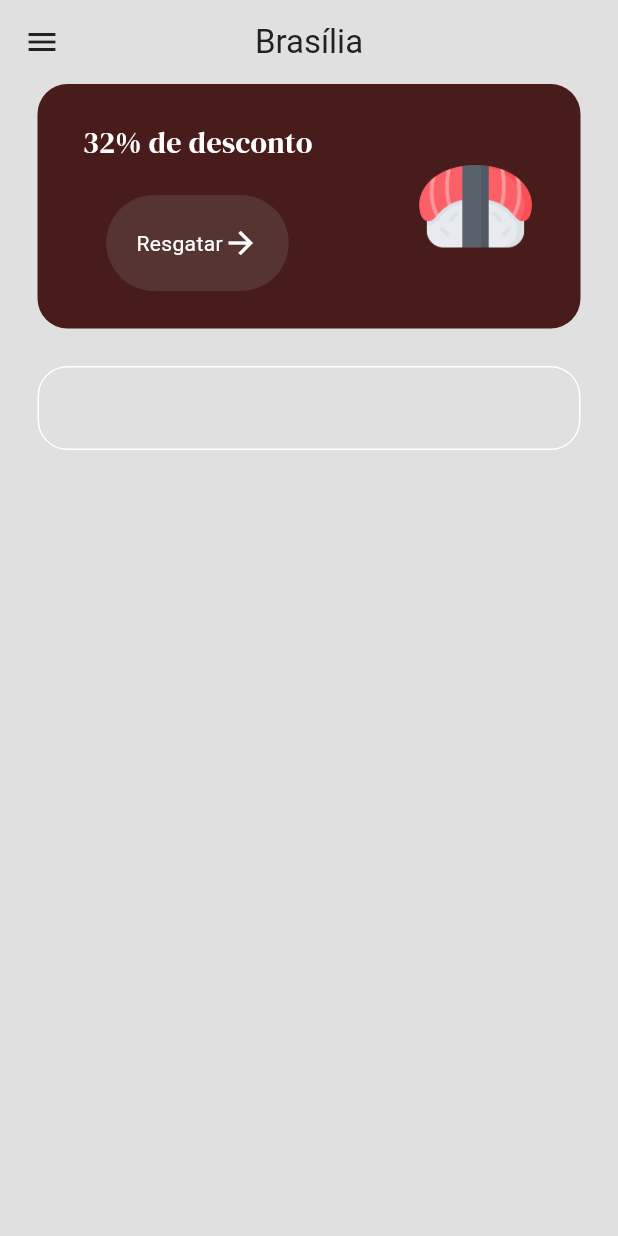
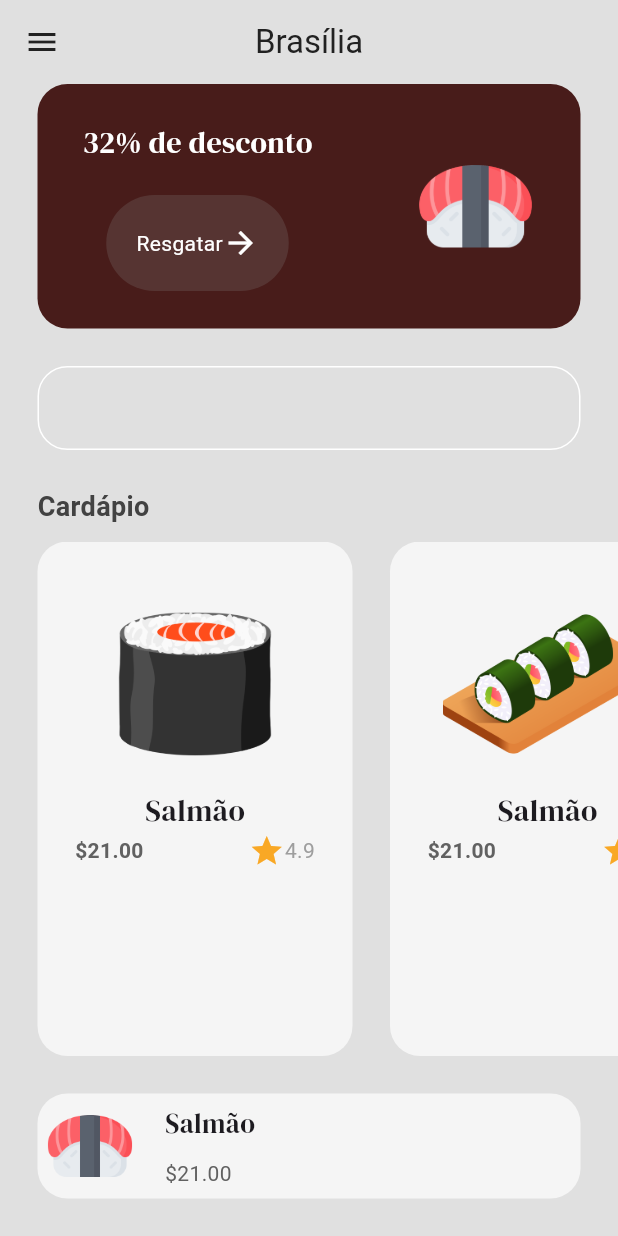
Before and after one commit to LucasDevMelo/restaurant_sushi_project, a Flutter app: the MenuPage screen opened by its route, on a phone screen of 412 x 824 dp. Run offline on Flutter 3.47's test engine with Material 3 defaults, Android fonts, the phone set to English and light mode, and no system bars; our stand-ins replace google_fonts.

Commit message:
Tela de menu completa

```diff
--- /dev/null
+++ b/lib/components/food_tile.dart
@@ -0,0 +1,70 @@
+import 'package:flutter/material.dart';
+import 'package:google_fonts/google_fonts.dart';
+
+import '../models/food.dart';
+
+class FoodTile extends StatelessWidget {
+  final Food food;
+  const FoodTile({
+    super.key,
+    required this.food,
+  });
+
+  @override
+  Widget build(BuildContext context) {
+    return Container(
+      decoration: BoxDecoration(
+        color: Colors.grey[100],
+        borderRadius: BorderRadius.circular(20),
+      ),
+      margin: const EdgeInsets.only(left: 25),
+      padding: const EdgeInsets.all(25),
+      child: Column(
+        crossAxisAlignment: CrossAxisAlignment.center,
+        children: [
+          //imagem
+          Image.asset(
+            food.imagePath,
+            height: 140,
+          ),
+
+          //Texto
+          Text(
+            food.name,
+            style: GoogleFonts.dmSerifDisplay(fontSize: 20),
+          ),
+
+          //preco e avaliação
+          SizedBox(
+            width: 160,
+            child: Row(
+              mainAxisAlignment: MainAxisAlignment.spaceBetween,
+              children: [
+                //preço
+                Text(
+                  '\$' + food.price,
+                  style: TextStyle(
+                      fontWeight: FontWeight.bold, color: Colors.grey[700]),
+                ),
+
+                //avaliação
+                Row(
+                  children: [
+                    Icon(
+                      Icons.star,
+                      color: Colors.yellow[800],
+                    ),
+                    Text(
+                      food.rating,
+                      style: TextStyle(color: Colors.grey),
+                    ),
+                  ],
+                ),
+              ],
+            ),
+          )
+        ],
+      ),
+    );
+  }
+}
--- /dev/null
+++ b/lib/models/food.dart
@@ -0,0 +1,18 @@
+class Food {
+  String name;
+  String price;
+  String imagePath;
+  String rating;
+
+  Food({
+    required this.name,
+    required this.price,
+    required this.imagePath,
+    required this.rating,
+  });
+
+  String get _name => name;
+  String get _price => price;
+  String get _imagePath => imagePath;
+  String get _rating => rating;
+}
--- a/lib/pages/menu_page.dart
+++ b/lib/pages/menu_page.dart
@@ -1,6 +1,8 @@
 import 'package:flutter/material.dart';
 import 'package:google_fonts/google_fonts.dart';
 import 'package:restaurant_sushi_project/components/button.dart';
+import 'package:restaurant_sushi_project/components/food_tile.dart';
+import 'package:restaurant_sushi_project/models/food.dart';
 import 'package:restaurant_sushi_project/theme/colors.dart';
 
 class MenuPage extends StatefulWidget {
@@ -11,6 +13,25 @@
 }
 
 class _MenuPageState extends State<MenuPage> {
+  //cardápio
+  List foodMenu = [
+    //Salmão
+    Food(
+      name: "Salmão",
+      price: "21.00",
+      imagePath: "lib/images/sushi (5).png",
+      rating: "4.9",
+    ),
+
+    //Manga
+    Food(
+      name: "Salmão",
+      price: "21.00",
+      imagePath: "lib/images/sushi (6).png",
+      rating: "4.9",
+    )
+  ];
+
   @override
   Widget build(BuildContext context) {
     return Scaffold(
@@ -82,10 +103,75 @@
                   ),
                 ),
               ),
+            ),
+
+            const SizedBox(height: 25),
+
+            // lista do menu
+            Padding(
+              padding: const EdgeInsets.symmetric(horizontal: 25.0),
+              child: Text(
+                "Cardápio",
+                style: TextStyle(
+                  fontWeight: FontWeight.bold,
+                  color: Colors.grey[800],
+                  fontSize: 18,
+                ),
+              ),
+            ),
+
+            const SizedBox(height: 10),
+
+            Expanded(
+                child: ListView.builder(
+                  scrollDirection: Axis.horizontal,
+                  itemCount: foodMenu.length,
+                  itemBuilder: (context, index) => FoodTile(
+                      food: foodMenu[index],
+                  ),
+                ),
+            ),
+
+            const SizedBox(height: 25),
+            //Sushis populares
+            Container(
+              decoration: BoxDecoration(
+                color: Colors.grey[100],
+                borderRadius: BorderRadius.circular(20),
+              ),
+              margin: const EdgeInsets.only(left: 25, right: 25, bottom: 25),
+              padding: const EdgeInsets.all(5),
+              child: Row(
+                children: [
+                  //imagem
+                  Image.asset(
+                    'lib/images/sushi (4).png',
+                    height: 60,
+                  ),
+
+                  SizedBox(width: 20),
+
+                  //nome e preço
+                  Column(
+                    crossAxisAlignment: CrossAxisAlignment.start,
+                    children: [
+                      //nome
+                      Text(
+                        "Salmão",
+                        style: GoogleFonts.dmSerifDisplay(fontSize: 18),
+                      ),
+                      const SizedBox(height: 10),
+
+                      //preço
+                      Text(
+                        '\$21.00',
+                        style: TextStyle(color: Colors.grey[700]),
                       )
-            // lista do menu
-
-            //Sushis populares
+                    ],
+                  ),
+                ],
+              ),
+            )
           ],
         ));
   }
```
Lines whose indentation alone changed are shown as unchanged.
